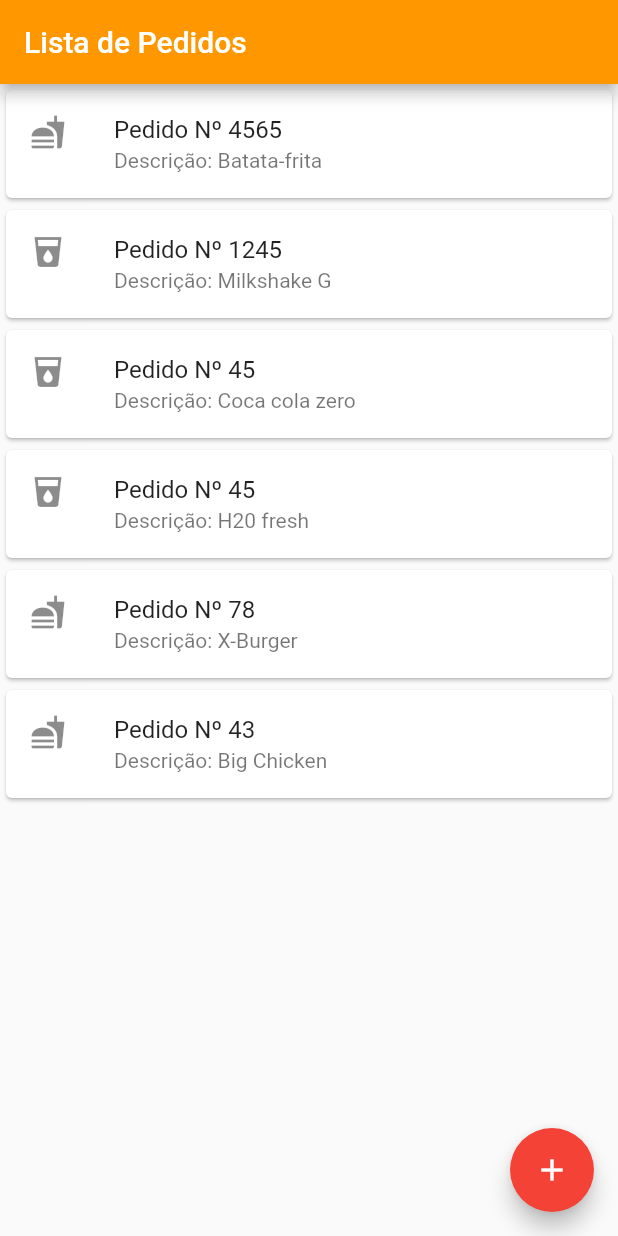
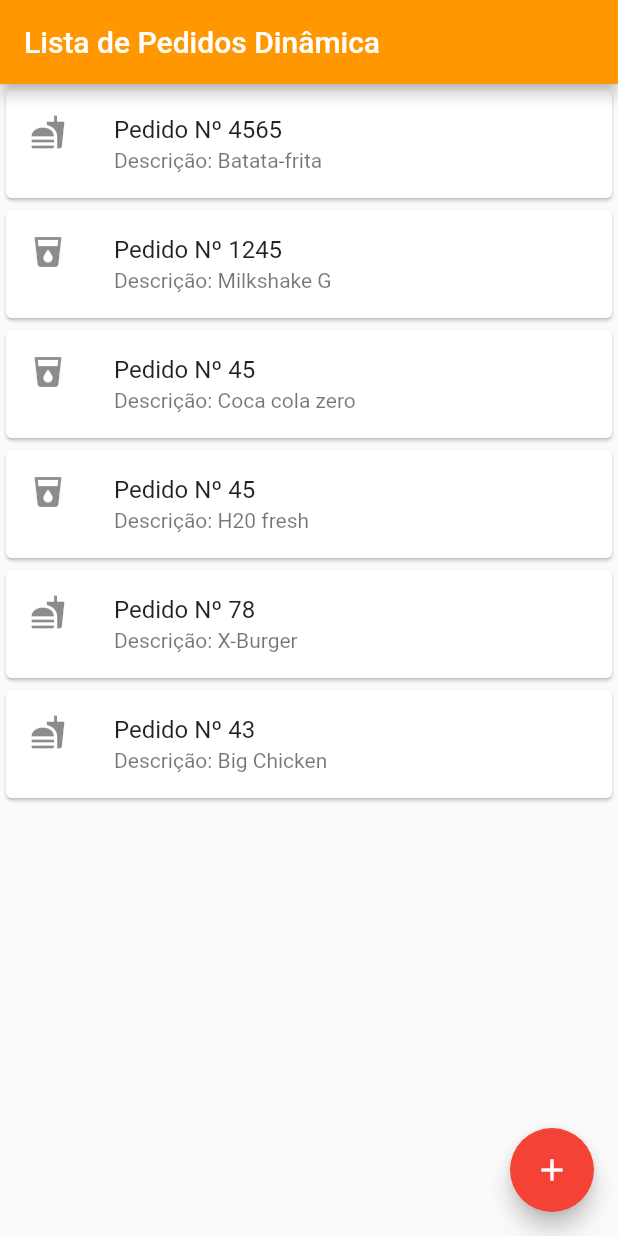
Before and after one commit to lucasmagalhaees/flutter-project, a Flutter app: the screen it shows after launch, on a phone screen of 412 x 824 dp. Run offline on Flutter 3.47's test engine with Material 2 defaults, Android fonts, the phone set to English and light mode, and no system bars.

Commit message:
refatorando o app

```diff
--- a/lib/main.dart
+++ b/lib/main.dart
@@ -70,7 +70,7 @@ class _MyHomePageState extends State<MyHomePage> {
       body: ListaKudos(),
       appBar: new AppBar(
         backgroundColor: Colors.orange,
-        title: Text('Lista de Pedidos'),
+        title: Text('Lista de Pedidos Dinâmica'),
       ),
       floatingActionButton: Row(
         mainAxisAlignment: MainAxisAlignment.end,
```
Also changed, not shown: pubspec.lock, 1 other file.
